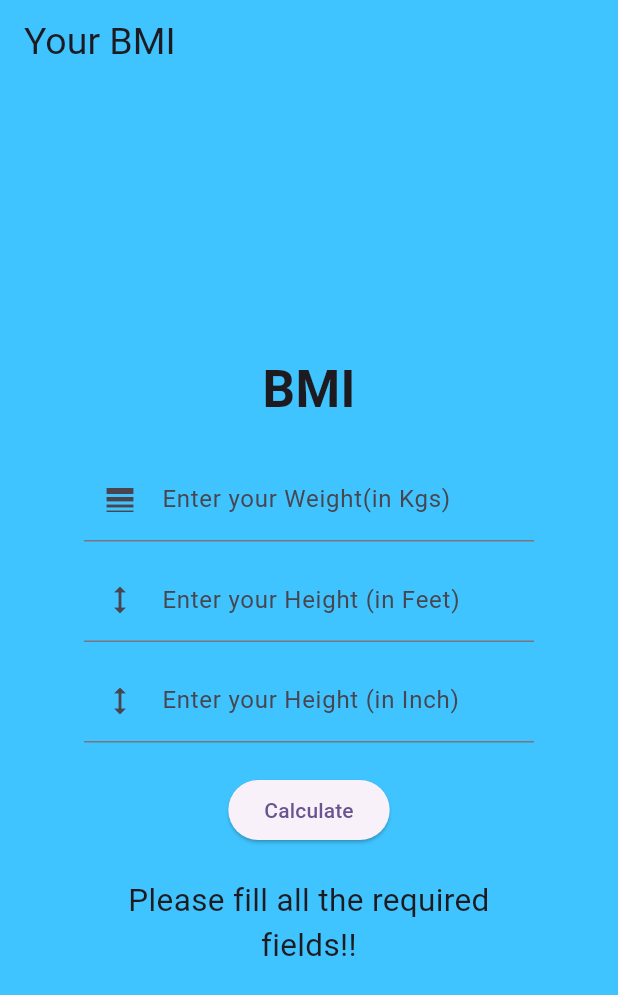
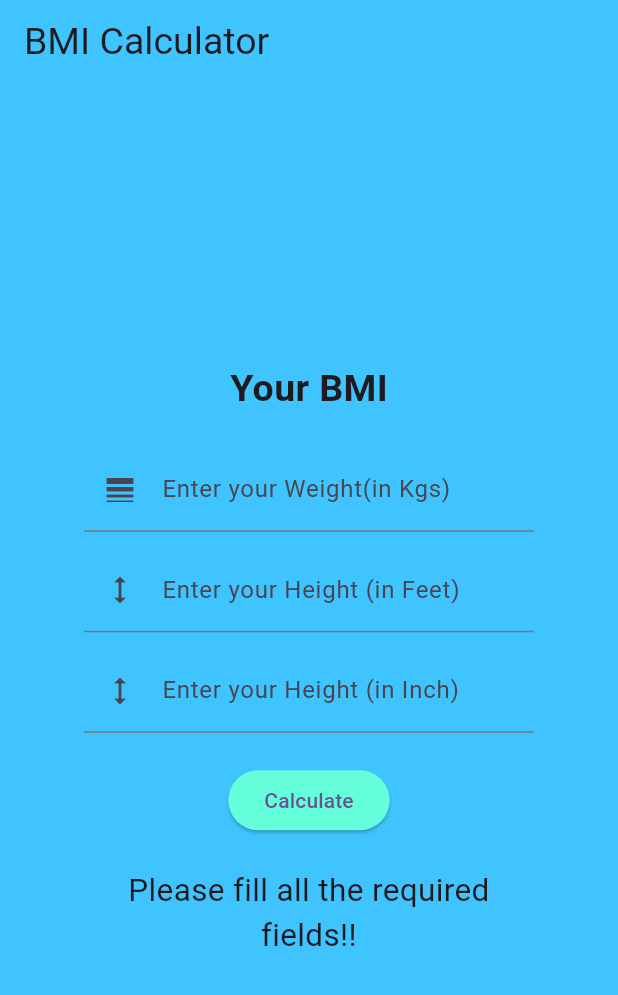
Before and after one commit to HK-Gupta/BMI-Calculator, a Flutter app: the screen it shows after launch, after a tap on "Calculate", on a phone screen of 412 x 824 dp. Shown: the top 995 px of the screen. Run offline on Flutter 3.47's test engine with Material 3 defaults, Android fonts, the phone set to English and light mode, and no system bars.

Commit message:
Commit after resolving errors and changing the UI

```diff
--- a/lib/main.dart
+++ b/lib/main.dart
@@ -35,16 +35,17 @@ class _MyHomePageState extends State<MyHomePage> {
   var inController = TextEditingController();
   var result = "";
   var backGround = Colors.lightBlueAccent;
+  var appBarColor = Colors.lightBlueAccent;
 
   @override
   Widget build(BuildContext context) {
     return Scaffold(
       appBar: AppBar(
         title: Text(
-          'Your BMI',
+          'BMI Calculator',
           style: TextStyle(fontSize: 25),
         ),
-        backgroundColor: Colors.lightBlueAccent,
+        backgroundColor: appBarColor,
 
       ),
       // May be i have to remove the const.
@@ -57,8 +58,8 @@ class _MyHomePageState extends State<MyHomePage> {
             child: Column(
               mainAxisAlignment: MainAxisAlignment.center,
               children: [
-                Text('BMI', style: TextStyle(
-                  fontSize: 34,
+                Text('Your BMI', style: TextStyle(
+                  fontSize: 25,
                   fontWeight: FontWeight.w700
                 ),),
 
@@ -123,7 +124,7 @@ class _MyHomePageState extends State<MyHomePage> {
 
                     if(bmi > 25) {
                       message = "You're OverWeight!!";
-                      backGround = Colors.redAccent;
+                      backGround = Colors.deepOrangeAccent;
                     } else if(bmi < 18) {
                       message = "You're UnderWeight!!";
                       backGround = Colors.orangeAccent;
@@ -131,6 +132,7 @@ class _MyHomePageState extends State<MyHomePage> {
                       message = "You're Healthy!!";
                       backGround = Colors.greenAccent;
                     }
+                    appBarColor = backGround;
 
                     setState(() {
                       result = "$message \nYour BMI: ${bmi.toStringAsFixed(2)}";
@@ -143,7 +145,12 @@ class _MyHomePageState extends State<MyHomePage> {
                   }
 
 
-                }, child: Text('Calculate')),
+                },
+                  child: Text('Calculate'),
+                  style: ButtonStyle(
+                    backgroundColor: WidgetStateProperty.all<Color>(Colors.tealAccent)
+                  ),
+                ),
 
                 SizedBox(height: 21),
 
```
Also changed, not shown: 1 other file.
